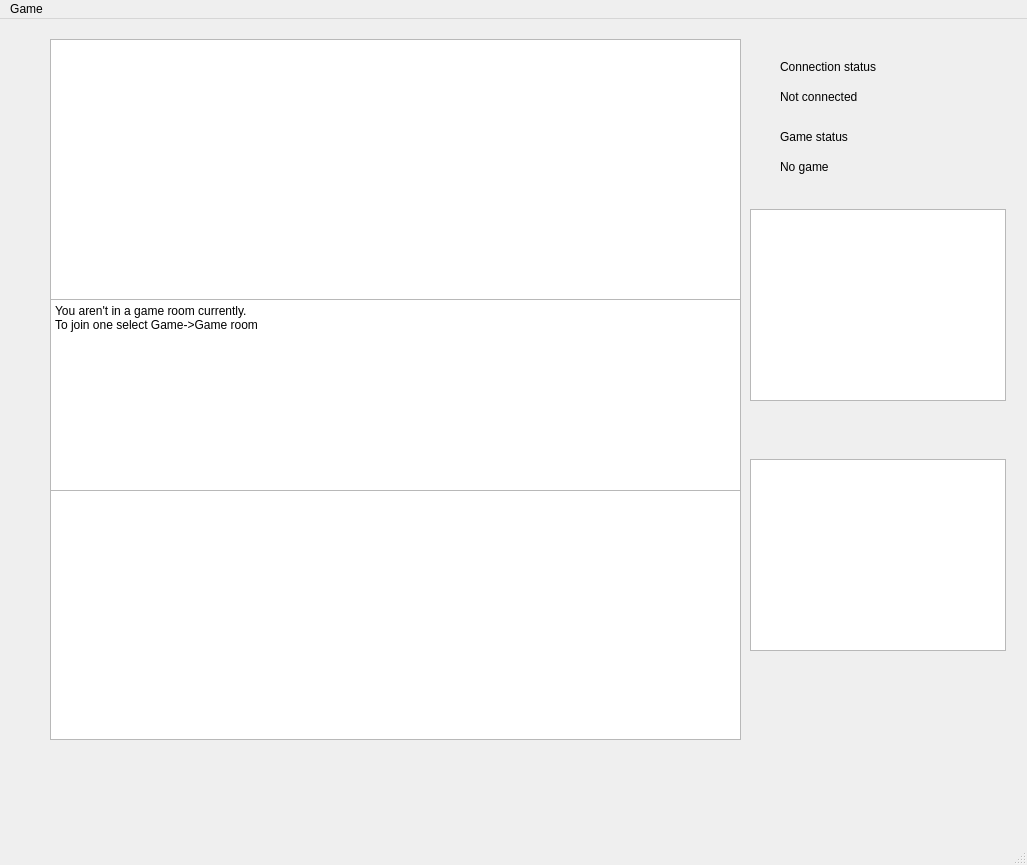
Above: CheckersClient/mainwindow.ui from PiotrJTomaszewski/SK2_Projekt before the change. Below: the same form after it.
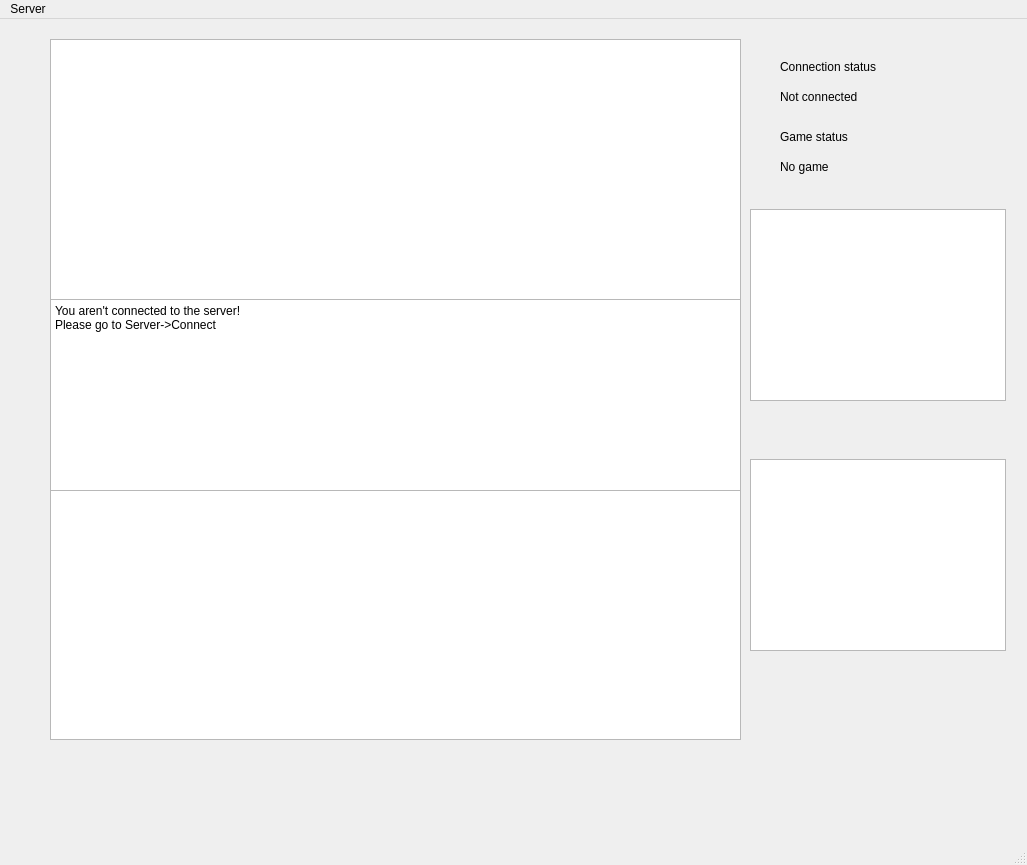
That is the form after the change. Custom widgets are drawn as their Qt base class.

The edit to the form file:
```diff
--- a/CheckersClient/mainwindow.ui
+++ b/CheckersClient/mainwindow.ui
@@ -50,8 +50,8 @@
 &lt;html&gt;&lt;head&gt;&lt;meta name=&quot;qrichtext&quot; content=&quot;1&quot; /&gt;&lt;style type=&quot;text/css&quot;&gt;
 p, li { white-space: pre-wrap; }
 &lt;/style&gt;&lt;/head&gt;&lt;body style=&quot; font-family:'Sans Serif'; font-size:9pt; font-weight:400; font-style:normal;&quot;&gt;
-&lt;p style=&quot; margin-top:0px; margin-bottom:0px; margin-left:0px; margin-right:0px; -qt-block-indent:0; text-indent:0px;&quot;&gt;&lt;span style=&quot; font-family:'Sans Serif';&quot;&gt;You aren't in a game room currently.&lt;/span&gt;&lt;/p&gt;
-&lt;p style=&quot; margin-top:0px; margin-bottom:0px; margin-left:0px; margin-right:0px; -qt-block-indent:0; text-indent:0px;&quot;&gt;&lt;span style=&quot; font-family:'Sans Serif';&quot;&gt;To join one select Game-&amp;gt;Game room&lt;/span&gt;&lt;/p&gt;&lt;/body&gt;&lt;/html&gt;</string>
+&lt;p style=&quot; margin-top:0px; margin-bottom:0px; margin-left:0px; margin-right:0px; -qt-block-indent:0; text-indent:0px;&quot;&gt;&lt;span style=&quot; font-family:'Sans Serif';&quot;&gt;You aren't connected to the server!&lt;/span&gt;&lt;/p&gt;
+&lt;p style=&quot; margin-top:0px; margin-bottom:0px; margin-left:0px; margin-right:0px; -qt-block-indent:0; text-indent:0px;&quot;&gt;&lt;span style=&quot; font-family:'Sans Serif';&quot;&gt;Please go to Server-&amp;gt;Connect&lt;/span&gt;&lt;/p&gt;&lt;/body&gt;&lt;/html&gt;</string>
     </property>
    </widget>
    <widget class="QLabel" name="label">
@@ -72,7 +72,7 @@
      <rect>
       <x>780</x>
       <y>70</y>
-      <width>121</width>
+      <width>221</width>
       <height>16</height>
      </rect>
     </property>
@@ -136,13 +136,13 @@
      <height>20</height>
     </rect>
    </property>
-   <widget class="QMenu" name="menuConnect">
+   <widget class="QMenu" name="menuConnect_to_server">
     <property name="title">
-     <string>Game</string>
+     <string>Server</string>
     </property>
     <addaction name="actionGameRoom"/>
    </widget>
-   <addaction name="menuConnect"/>
+   <addaction name="menuConnect_to_server"/>
   </widget>
   <widget class="QStatusBar" name="statusBar"/>
   <action name="actionNew_game">
```
Left out of the diff: 11 changed lines with no effect on the pictures.
